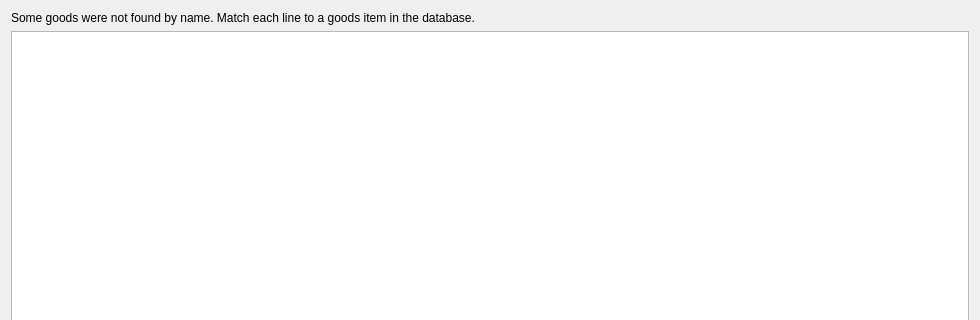
First picture: the form in FrontDesk/dlgstoreinputxmlgoodsmatch.ui, repository End1-1/Cafe5, before the edit; both pictures show x 0 to 980 and y 0 to 320 of the 980 by 520 pixel window.
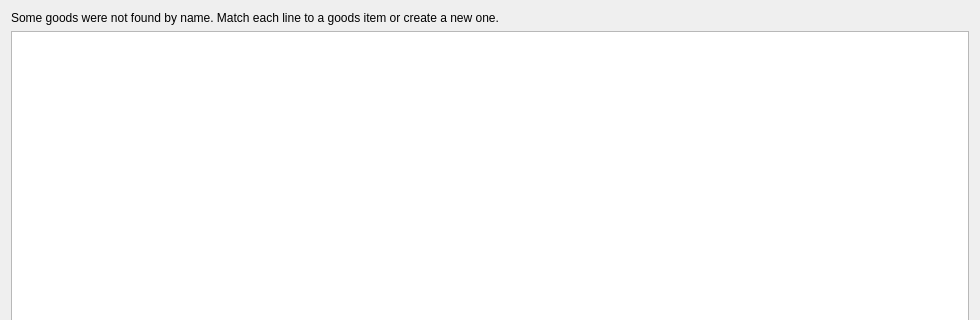
Second picture: the form after the edit.

The edit to the form file:
```diff
--- a/FrontDesk/dlgstoreinputxmlgoodsmatch.ui
+++ b/FrontDesk/dlgstoreinputxmlgoodsmatch.ui
@@ -17,7 +17,7 @@
    <item>
     <widget class="QLabel" name="label">
      <property name="text">
-      <string>Some goods were not found by name. Match each line to a goods item in the database.</string>
+      <string>Some goods were not found by name. Match each line to a goods item or create a new one.</string>
      </property>
      <property name="wordWrap">
       <bool>true</bool>
```
